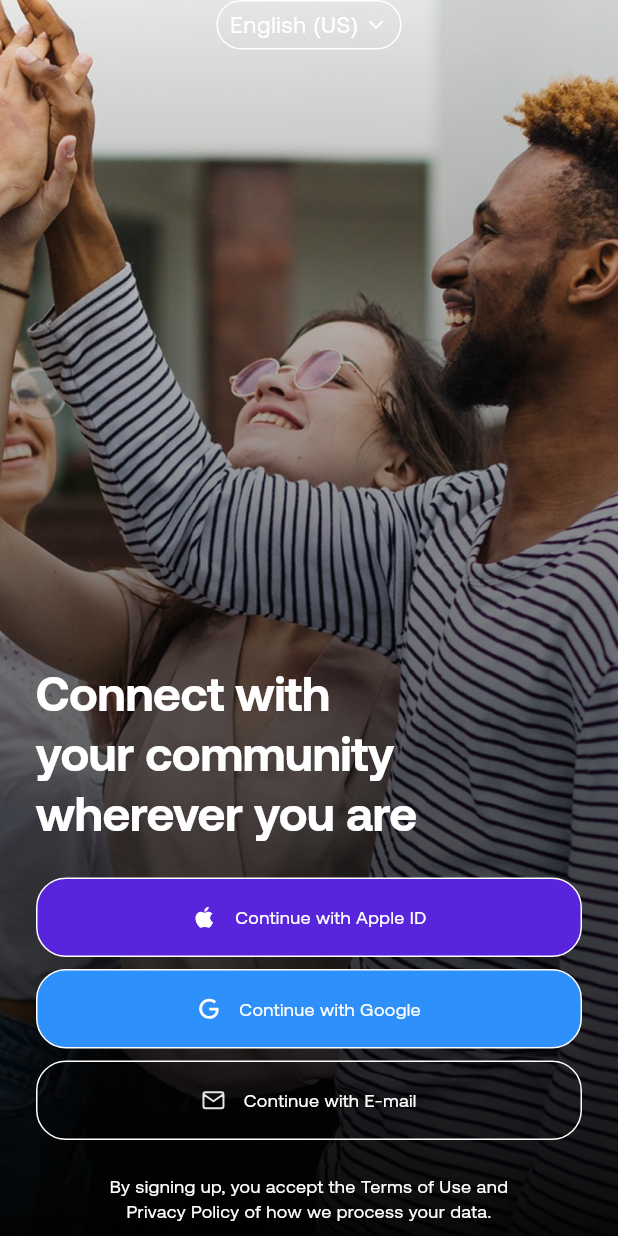
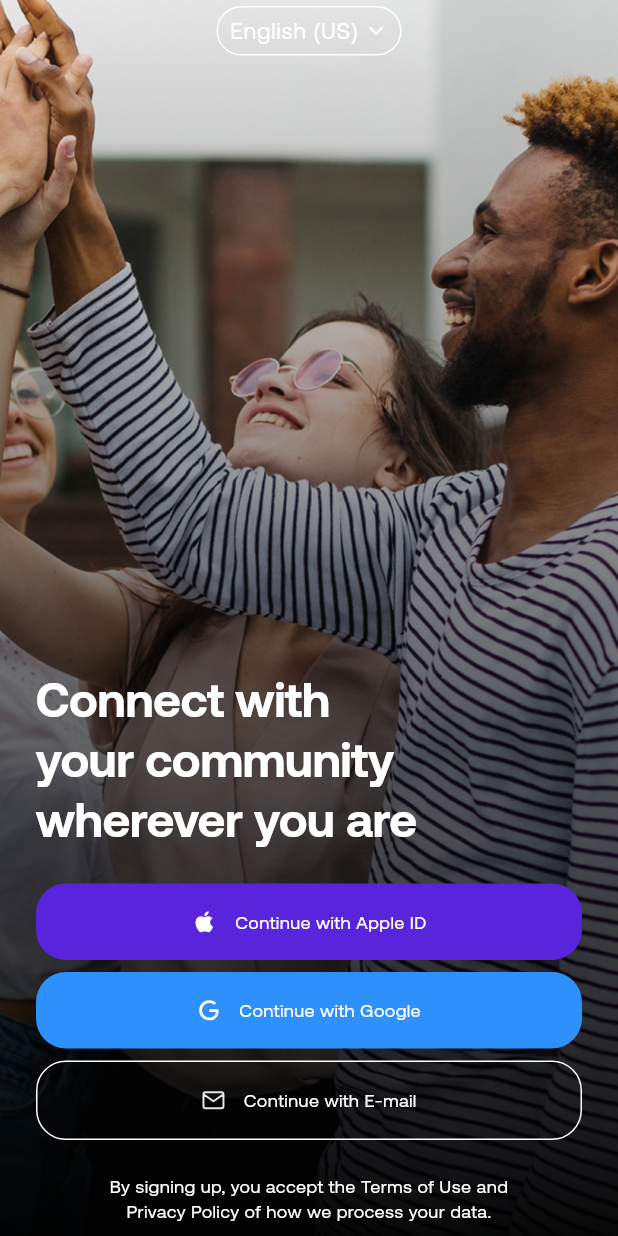
Before and after one commit to jabguru/Connection-App, a Flutter app: the screen it shows after launch, on a phone screen of 412 x 824 dp. Run offline on Flutter 3.47's test engine with Material 3 defaults, Android fonts, the light colour scheme and no system bars; our stand-ins replace flutter_svg, vector_graphics.

Commit message:
updated button, added space before language selector

```diff
--- a/lib/screens/authentication.dart
+++ b/lib/screens/authentication.dart
@@ -21,6 +21,7 @@
               child: Column(
                 crossAxisAlignment: CrossAxisAlignment.start,
                 children: [
+                  VerticalSpacing(4.0),
                   LanguageSelector(),
                   Spacer(),
                   Text(
--- a/lib/widgets/button.dart
+++ b/lib/widgets/button.dart
@@ -30,7 +30,7 @@
         decoration: BoxDecoration(
           color: backgroundColor,
           borderRadius: BorderRadius.circular(20.0),
-          border: Border.all(color: AppColors.white),
+          border: hasBorder ? Border.all(color: AppColors.white) : null,
         ),
         padding: padding ?? EdgeInsets.symmetric(vertical: 17.0),
         child:
```
